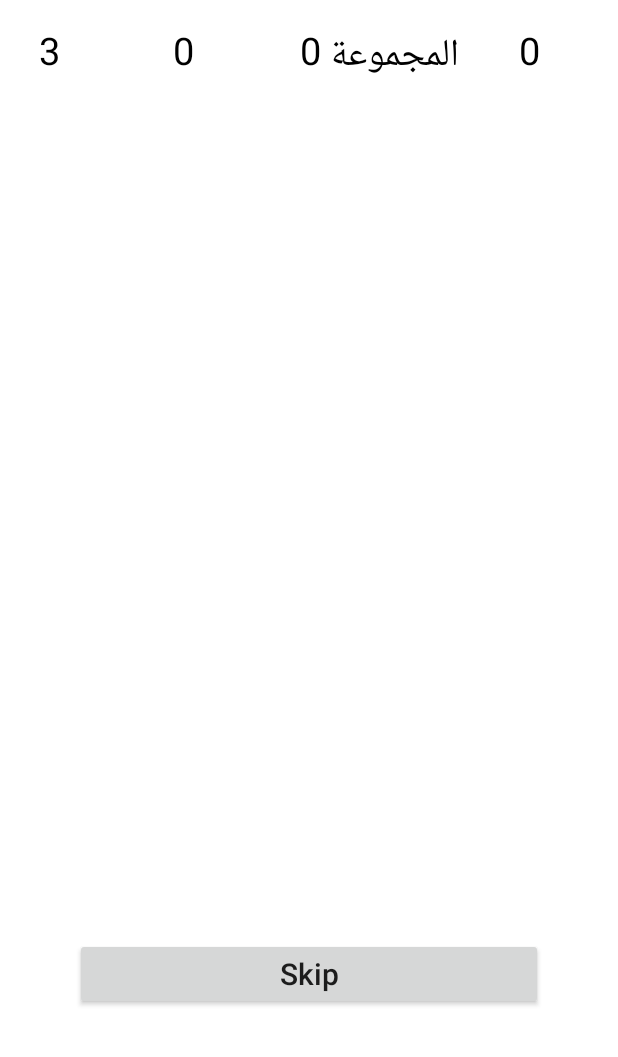
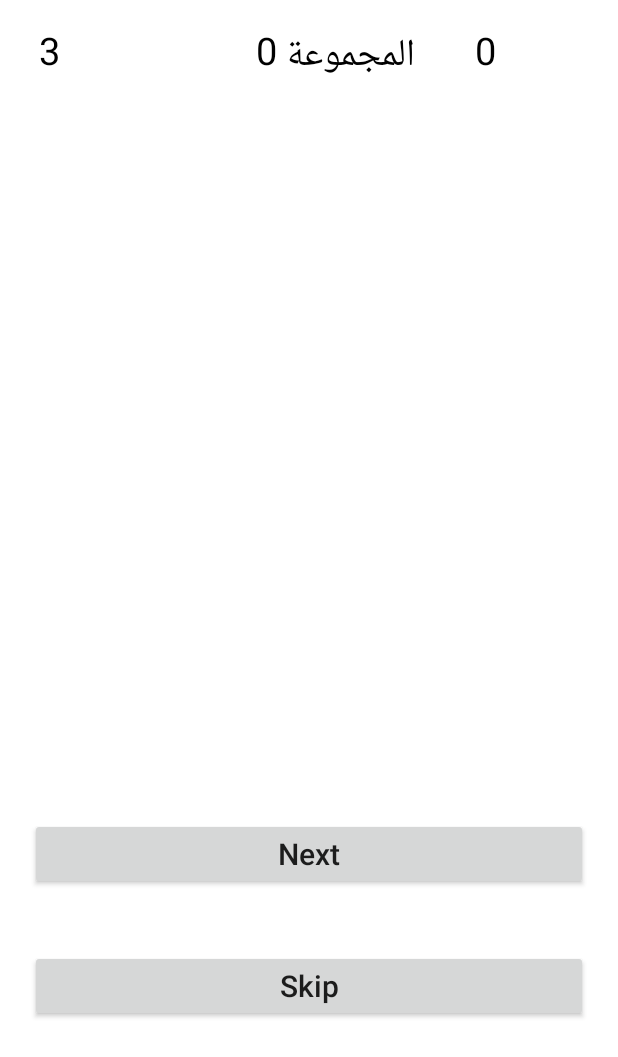
Before and after one commit to BesanMansour/ProjectAndoid2_Puzzel, an Android app: the LevelActivity screen opened directly, with no data from a screen before it, on a phone screen of 412 x 824 dp. Shown: the top 1057 px of the screen. Run offline under Robolectric (Android 15) with nearby library versions, the phone set to English and light mode, and no system bars; our stand-ins replace Room's generated code; Roboto replaces fonts that are not available here.

Commit message:
add score

```diff
--- a/app/src/main/java/com/example/finalproject/Activity/LevelActivity.java
+++ b/app/src/main/java/com/example/finalproject/Activity/LevelActivity.java
@@ -3,6 +3,7 @@ package com.example.finalproject.Activity;
 import androidx.annotation.RequiresApi;
 import androidx.appcompat.app.AppCompatActivity;
 import androidx.fragment.app.Fragment;
+import androidx.fragment.app.FragmentManager;
 import androidx.lifecycle.Observer;
 import androidx.lifecycle.ViewModelProvider;
 import androidx.viewpager2.widget.ViewPager2;
@@ -43,26 +44,36 @@ public class LevelActivity extends AppCompatActivity {
     public static ArrayList<Fragment> fragments;
     public static MediaPlayer media_fail;
     public static MediaPlayer media_win;
-    public static int score;
     public static SharedPreferences sp;
     public static SharedPreferences.Editor editor;
     LevelAdapterFragment levelAdapterFragment;
-    String title;
-    int point;
-    int duration;
-    int patternId;
-    String hint;
-    String answer4;
-    String answer3;
-    String answer2;
-    String answer1;
-    String true_answer;
+    public static final String CountQus = "CountQ";
+    public static final String CountLevel = "CountLevel";
+    public static final String CountTQus = "CountTQ";
+    public static final String CountFQus = "CountFQ";
+    public static final String Score = "Score";
+
 
     @Override
     protected void onCreate(Bundle savedInstanceState) {
         super.onCreate(savedInstanceState);
         binding = ActivityLevelBinding.inflate(getLayoutInflater());
         setContentView(binding.getRoot());
+        String language = getApplicationContext().getResources().getConfiguration().locale.getLanguage();
+        ;
+        if (Build.VERSION.SDK_INT >= Build.VERSION_CODES.N && language.equals("en")) {
+            // Language is English
+            String assets = ParsJson.readFromAssets(getApplicationContext(), "json/english.json");
+            ParsJson p = new ParsJson(this);
+            p.readJson(assets);
+
+        } else if (Build.VERSION.SDK_INT >= Build.VERSION_CODES.N && language.equals("ar")) {
+            // Language is Arabic
+            String assets = ParsJson.readFromAssets(getApplicationContext(), "json/jsonStr.json");
+            ParsJson p = new ParsJson(this);
+            p.readJson(assets);
+        }
+
         sp = getSharedPreferences("Login", MODE_PRIVATE);
         editor = sp.edit();
 
@@ -71,31 +82,29 @@ public class LevelActivity extends AppCompatActivity {
 
         fragments = new ArrayList<>();
 
+
+
         Intent intent = getIntent();
         int pos = intent.getIntExtra("position", 0);
 
         ViewModel viewModel = new ViewModelProvider(this).get(ViewModel.class);
         Locale currentLocale = Locale.getDefault();
-        String languageCode = currentLocale.getLanguage();
-        if (languageCode.equals("en")) {
-            // Language is English
-            String assets = ParsJson.readFromAssets(getApplicationContext(), "json/english.json");
-            ParsJson p = new ParsJson(this);
-            p.readJson(assets);
+//        String languageCode = currentLocale.getLanguage();
+//        String language= getResources().getConfiguration().locale.getDisplayLanguage();
 
-        } else if (languageCode.equals("ar")) {
-            // Language is Arabic
-            String assets = ParsJson.readFromAssets(getApplicationContext(), "json/jsonStr.json");
-            ParsJson p = new ParsJson(this);
-            p.readJson(assets);
-        }
 
+//        if (Build.VERSION.SDK_INT >= Build.VERSION_CODES.N) {
+//        } else {
+//
+//        }
+//        binding.LevelScore.setText(sp.getInt("Score", 0)+"");
         binding.LevelTV.setText("المجموعة " + pos);
 
 //        TextView tv = findViewById(R.id.scoreTrue);
-        int true_false = sp.getInt("TueFalsePoint", TrueFalseFragment.point);
-        Log.d("true_false", true_false + "");
-        Toast.makeText(this, true_false + "", Toast.LENGTH_SHORT).show();
+//        int true_false = sp.getInt("Score",0);
+//
+//        Log.d("true_false", true_false + "");
+//        Toast.makeText(this, true_false + "", Toast.LENGTH_SHORT).show();
 //        TrueFalseFragment.binding.scoreTrue.setText(true_false + "");
 
         viewModel.getQuestion(pos).observe(this, new Observer<List<Mystery>>() {
@@ -105,20 +114,23 @@ public class LevelActivity extends AppCompatActivity {
                     int level = mysteries.get(i).getLevelId();
 
                     if (level == pos) {
-                        title = mysteries.get(i).getTitle();
-                        true_answer = mysteries.get(i).getTrue_answer();
-                        answer1 = mysteries.get(i).getAnswer_1();
-                        answer2 = mysteries.get(i).getAnswer_2();
-                        answer3 = mysteries.get(i).getAnswer_3();
-                        answer4 = mysteries.get(i).getAnswer_4();
-                        hint = mysteries.get(i).getHint();
-                        patternId = mysteries.get(i).getPatternId();
-                        duration = mysteries.get(i).getDuration();
-                        point = mysteries.get(i).getPoints();
+                        String title = mysteries.get(i).getTitle();
+                        String true_answer = mysteries.get(i).getTrue_answer();
+                        String answer1 = mysteries.get(i).getAnswer_1();
+                        String answer2 = mysteries.get(i).getAnswer_2();
+                        String answer3 = mysteries.get(i).getAnswer_3();
+                        String answer4 = mysteries.get(i).getAnswer_4();
+                        String hint = mysteries.get(i).getHint();
+                        int patternId = mysteries.get(i).getPatternId();
+                        int duration = mysteries.get(i).getDuration();
+                        int point = mysteries.get(i).getPoints();
 
                         switch (patternId) {
                             case 1:
                                 fragments.add(TrueFalseFragment.newInstance(title, true_answer, hint, duration, point));
+//                                score = sp.getInt("TueFalsePoint", point);
+//                                Log.d("TueFalsePoint", point + "");
+
 //                                    new CountDownTimer(duration, 1000) {
 //                                    @Override
 //                                    public void onTick(long l) {
@@ -146,27 +158,46 @@ public class LevelActivity extends AppCompatActivity {
 
                             case 2:
                                 fragments.add(ChooseFragment.newInstance(title, answer1, answer2, answer3, answer4, true_answer, hint, duration, point));
+//                                score = sp.getInt("ChoosePoint", point);
+//                                Log.d("ChoosePoint", point + "");
                                 break;
 
                             case 3:
                                 fragments.add(FillFragment.newInstance(title, true_answer, hint, duration, point));
+//                                score = sp.getInt("FillPoint", point);
+//                                Log.d("FillPoint", point + "");
                                 break;
+                        }
+                        binding.LevelScore.setText(sp.getInt(Score, 0)+"");
 
-                        }
                         levelAdapterFragment = new LevelAdapterFragment(LevelActivity.this, fragments);
                         binding.LevelPager.setAdapter(levelAdapterFragment);
                     }
                 }
             }
         });
-        binding.LevelSkip.setOnClickListener(new View.OnClickListener() {
+
+//        binding.LevelScore.setText("score " + score);
+        binding.LevelNext.setOnClickListener(new View.OnClickListener() {
             @Override
             public void onClick(View view) {
-                fragments.set(1, ChooseFragment.newInstance(title, answer1, answer2, answer3, answer4, true_answer, hint, duration, point));
+                fragments.set(1, fragments.get(1));
                 binding.LevelPager.setCurrentItem(1, true);
-//                binding.LevelPager.getCurrentItem();
                 levelAdapterFragment.notifyItemChanged(1);
             }
         });
+//        binding.LevelSkip.setOnClickListener(new View.OnClickListener() {
+//            @Override
+//            public void onClick(View view) {
+//                FragmentManager fragmentManager =getSupportFragmentManager();
+//                FragmentTransaction fragmentTransaction = fragmentManage.
+//                fragmentTransaction.replace(R.id.LevelPager,fragments.get(1));
+//                fragmentTransaction.commit();
+//            }
+//        });
+    //TODO: How we can refresh shard.
+
+
+
     }
 }
--- a/app/src/main/res/layout/activity_level.xml
+++ b/app/src/main/res/layout/activity_level.xml
@@ -23,15 +23,15 @@
             android:layout_weight="1"
             android:textColor="@color/black"/>
 
-        <TextView
-            android:layout_width="wrap_content"
-            android:layout_height="wrap_content"
-            android:id="@+id/LevelScore"
-            android:text="0"
-            android:textSize="25sp"
-            android:textColor="@color/black"
-            android:layout_marginLeft="40dp"
-            android:layout_weight="1"/>
+<!--        <TextView-->
+<!--            android:layout_width="wrap_content"-->
+<!--            android:layout_height="wrap_content"-->
+<!--            android:id="@+id/LevelScore"-->
+<!--            android:text="0"-->
+<!--            android:textSize="25sp"-->
+<!--            android:textColor="@color/black"-->
+<!--            android:layout_marginLeft="40dp"-->
+<!--            android:layout_weight="1"/>-->
 
         <TextView
             android:layout_width="wrap_content"
@@ -46,7 +46,7 @@
         <TextView
             android:layout_width="wrap_content"
             android:layout_height="wrap_content"
-            android:id="@+id/LevelTimer"
+            android:id="@+id/LevelScore"
             android:text="0"
             android:textSize="25sp"
             android:layout_weight="1"
@@ -56,13 +56,22 @@
 
     <androidx.viewpager2.widget.ViewPager2
         android:layout_width="match_parent"
-        android:layout_height="500dp"
+        android:layout_height="450dp"
         android:id="@+id/LevelPager"/>
 
     <androidx.appcompat.widget.AppCompatButton
         android:layout_width="match_parent"
         android:layout_height="wrap_content"
-        android:layout_margin="50dp"
+        android:layout_margin="20dp"
+        android:text="Next"
+        android:textAllCaps="false"
+        android:id="@+id/LevelNext"
+        android:textSize="20sp"/>
+
+    <androidx.appcompat.widget.AppCompatButton
+        android:layout_width="match_parent"
+        android:layout_height="wrap_content"
+        android:layout_margin="20dp"
         android:text="Skip"
         android:textAllCaps="false"
         android:id="@+id/LevelSkip"
```
Also changed, not shown: app/src/main/java/com/example/finalproject/Fragment/ChooseFragment.java (+22 -14 lines), app/src/main/java/com/example/finalproject/Fragment/FillFragment.java (+5 -4 lines), app/src/main/java/com/example/finalproject/Fragment/TrueFalseFragment.java (+13 -9 lines).
